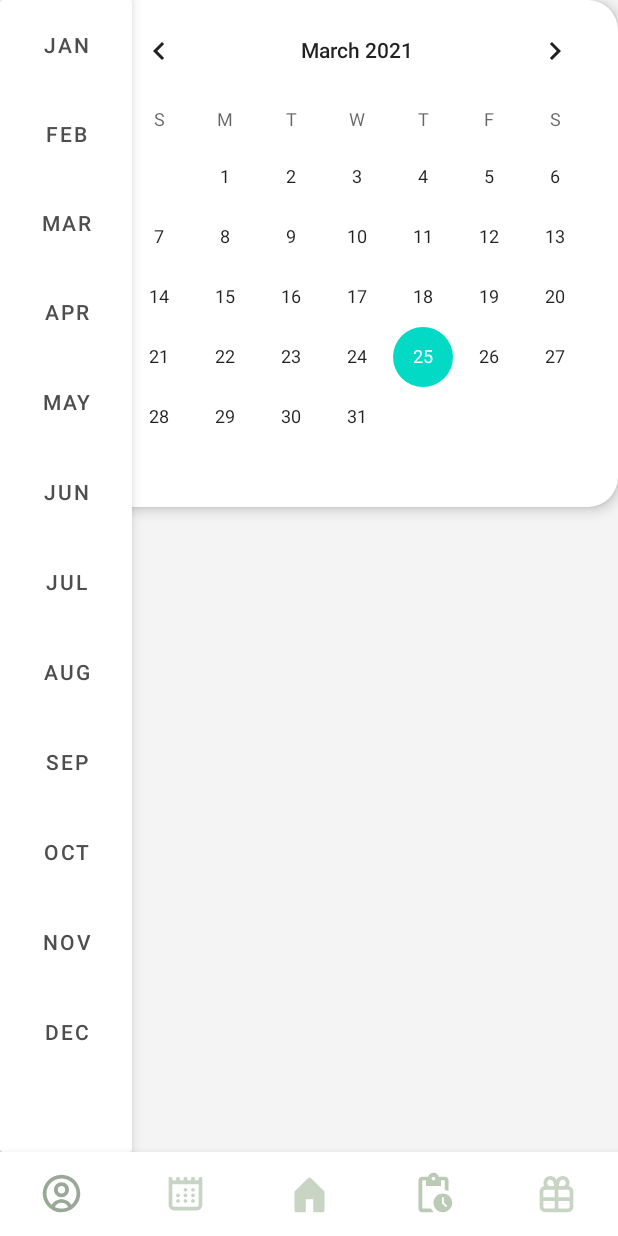
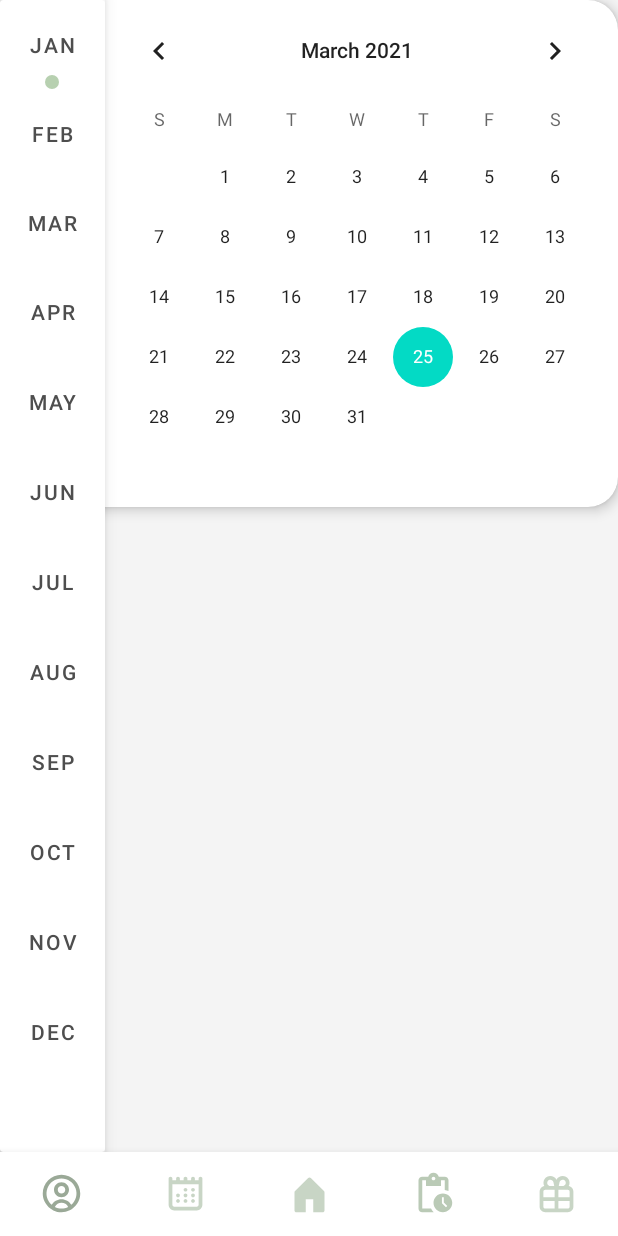
Before and after one commit to zjayee/Study-Farm, an Android app: the layout activity_calendar.xml on its own in the app's theme, with its tools: preview values and no code run, on a phone screen of 412 x 824 dp. Run offline under Robolectric (Android 15) with nearby library versions, the phone set to English and light mode, and no system bars.

Commit message:
added calendar radio buttons

```diff
--- a/app/src/main/res/drawable/calendar_button.xml
+++ b/app/src/main/res/drawable/calendar_button.xml
@@ -4,7 +4,7 @@
         android:drawable="@drawable/calendardot" /> <!-- pressed -->
     <item android:state_focused="true"
         android:drawable="@drawable/calendardot" /> <!-- focused -->
-    <item android:state_selected="true"
+    <item android:state_checked="true"
         android:drawable="@drawable/calendardot"
         />
     <item android:drawable="@drawable/transparent" /> <!-- default -->
--- /dev/null
+++ b/app/src/main/res/drawable/calendardot.xml
@@ -0,0 +1,9 @@
+<vector xmlns:android="http://schemas.android.com/apk/res/android"
+    android:width="9dp"
+    android:height="9dp"
+    android:viewportWidth="9"
+    android:viewportHeight="9">
+  <path
+      android:pathData="M4.5,4.5m-4.5,0a4.5,4.5 0,1 1,9 0a4.5,4.5 0,1 1,-9 0"
+      android:fillColor="#B7D0B0"/>
+</vector>
--- a/app/src/main/res/layout/activity_calendar.xml
+++ b/app/src/main/res/layout/activity_calendar.xml
@@ -21,13 +21,138 @@
 
 <androidx.cardview.widget.CardView
     android:id="@+id/monthsCard"
-    android:layout_width="wrap_content"
+    android:layout_width="70dp"
     android:layout_height="0dp"
     app:layout_constraintLeft_toLeftOf="parent"
     app:cardElevation="7dp"
     app:layout_constraintBottom_toTopOf="@id/bottomMenu"
     app:layout_constraintTop_toTopOf="parent"
     >
+
+    <LinearLayout
+        android:layout_width="match_parent"
+        android:layout_height="match_parent"
+        android:orientation="vertical"
+        android:paddingBottom="25dp"
+        android:paddingTop="25dp"
+
+        >
+    <RadioGroup
+        android:layout_width="match_parent"
+        android:layout_height="match_parent"
+        android:paddingLeft="30dp"
+        >
+        <RadioButton
+            android:id="@+id/januaryButton"
+            android:layout_width="wrap_content"
+            android:layout_height="0dp"
+            android:layout_weight="1"
+            android:button="@drawable/calendar_button"
+            android:buttonTint="@color/highlightcolour"
+            android:checked="true"
+            />
+        <RadioButton
+            android:id="@+id/febuaryButton"
+            android:layout_width="wrap_content"
+            android:layout_height="0dp"
+            android:layout_weight="1"
+            android:button="@drawable/calendar_button"
+            android:buttonTint="@color/highlightcolour"
+            />
+        <RadioButton
+            android:id="@+id/marchButton"
+            android:layout_width="wrap_content"
+            android:layout_height="0dp"
+            android:layout_weight="1"
+            android:button="@drawable/calendar_button"
+            android:buttonTint="@color/highlightcolour"
+
+            />
+        <RadioButton
+            android:id="@+id/aprilButton"
+            android:layout_width="wrap_content"
+            android:layout_height="0dp"
+            android:layout_weight="1"
+            android:button="@drawable/calendar_button"
+            android:buttonTint="@color/highlightcolour"
+
+            />
+        <RadioButton
+            android:id="@+id/mayButton"
+            android:layout_width="wrap_content"
+            android:layout_height="0dp"
+            android:layout_weight="1"
+            android:button="@drawable/calendar_button"
+            android:buttonTint="@color/highlightcolour"
+
+            />
+        <RadioButton
+            android:id="@+id/juneButton"
+            android:layout_width="wrap_content"
+            android:layout_height="0dp"
+            android:layout_weight="1"
+            android:button="@drawable/calendar_button"
+            android:buttonTint="@color/highlightcolour"
+
+            />
+        <RadioButton
+            android:id="@+id/julyButton"
+            android:layout_width="wrap_content"
+            android:layout_height="0dp"
+            android:layout_weight="1"
+            android:button="@drawable/calendar_button"
+            android:buttonTint="@color/highlightcolour"
+
+            />
+        <RadioButton
+            android:id="@+id/augustButton"
+            android:layout_width="wrap_content"
+            android:layout_height="0dp"
+            android:layout_weight="1"
+            android:button="@drawable/calendar_button"
+
+            />
+        <RadioButton
+            android:id="@+id/septemberButton"
+            android:layout_width="wrap_content"
+            android:layout_height="0dp"
+            android:layout_weight="1"
+            android:button="@drawable/calendar_button"
+            android:buttonTint="@color/highlightcolour"
+
+            />
+        <RadioButton
+            android:id="@+id/octoberButton"
+            android:layout_width="wrap_content"
+            android:layout_height="0dp"
+            android:layout_weight="1"
+            android:button="@drawable/calendar_button"
+            android:buttonTint="@color/highlightcolour"
+
+            />
+        <RadioButton
+            android:id="@+id/novemberButton"
+            android:layout_width="wrap_content"
+            android:layout_height="0dp"
+            android:layout_weight="1"
+            android:button="@drawable/calendar_button"
+            android:buttonTint="@color/highlightcolour"
+
+            />
+        <RadioButton
+            android:id="@+id/decemberButton"
+            android:layout_width="wrap_content"
+            android:layout_height="0dp"
+            android:layout_weight="1"
+            android:button="@drawable/calendar_button"
+            android:buttonTint="@color/highlightcolour"
+
+            />
+
+
+
+    </RadioGroup>
+</LinearLayout>
     <LinearLayout
         android:layout_width="wrap_content"
         android:layout_height="match_parent"
@@ -36,7 +161,7 @@
         >
 
         <Button
-            android:id="@+id/januaryButton"
+            android:id="@+id/january"
             android:layout_width="wrap_content"
             android:layout_height="0dp"
             android:layout_weight="1"
@@ -46,7 +171,7 @@
             />
 
         <Button
-            android:id="@+id/febuaryButton"
+            android:id="@+id/febuary"
             android:layout_width="wrap_content"
             android:layout_height="0dp"
             android:layout_weight="1"
@@ -56,7 +181,7 @@
             />
 
         <Button
-            android:id="@+id/marchButton"
+            android:id="@+id/march"
             android:layout_width="wrap_content"
             android:layout_height="0dp"
             android:layout_weight="1"
@@ -66,7 +191,7 @@
             />
 
         <Button
-            android:id="@+id/aprilButton"
+            android:id="@+id/april"
             android:layout_width="wrap_content"
             android:layout_height="0dp"
             android:layout_weight="1"
@@ -76,7 +201,7 @@
             />
 
         <Button
-            android:id="@+id/mayButton"
+            android:id="@+id/may"
             android:layout_width="wrap_content"
             android:layout_height="0dp"
             android:layout_weight="1"
@@ -86,7 +211,7 @@
             />
 
         <Button
-            android:id="@+id/juneButton"
+            android:id="@+id/june"
             android:layout_width="wrap_content"
             android:layout_height="0dp"
             android:layout_weight="1"
@@ -96,7 +221,7 @@
             />
 
         <Button
-            android:id="@+id/julyButton"
+            android:id="@+id/july"
             android:layout_width="wrap_content"
             android:layout_height="0dp"
             android:layout_weight="1"
@@ -106,7 +231,7 @@
             />
 
         <Button
-            android:id="@+id/augustButton"
+            android:id="@+id/august"
             android:layout_width="wrap_content"
             android:layout_height="0dp"
             android:layout_weight="1"
@@ -116,7 +241,7 @@
             />
 
         <Button
-            android:id="@+id/septemberButton"
+            android:id="@+id/september"
             android:layout_width="wrap_content"
             android:layout_height="0dp"
             android:layout_weight="1"
@@ -126,7 +251,7 @@
             />
 
         <Button
-            android:id="@+id/octoberButton"
+            android:id="@+id/october"
             android:layout_width="wrap_content"
             android:layout_height="0dp"
             android:layout_weight="1"
@@ -135,7 +260,7 @@
             android:textColor="@color/textdark1"
             />
         <Button
-            android:id="@+id/novemberButton"
+            android:id="@+id/november"
             android:layout_width="wrap_content"
             android:layout_height="0dp"
             android:layout_weight="1"
@@ -145,7 +270,7 @@
             />
 
         <Button
-            android:id="@+id/decemberButton"
+            android:id="@+id/december"
             android:layout_width="wrap_content"
             android:layout_height="0dp"
             android:layout_weight="1"
@@ -166,12 +291,16 @@
         app:cardCornerRadius="20dp"
         app:cardElevation="5dp"
         >
+
+
     <CalendarView
         android:id="@+id/calendarView"
         android:layout_width="wrap_content"
         android:layout_height="wrap_content"
         android:layout_gravity="right"
-        app:layout_constraintTop_toTopOf="parent"/>
+        app:layout_constraintTop_toTopOf="parent"
+
+        />
 
    </androidx.cardview.widget.CardView>
 
--- /dev/null
+++ b/app/src/main/res/layout/calendar_task_widget.xml
@@ -0,0 +1,6 @@
+<?xml version="1.0" encoding="utf-8"?>
+<androidx.constraintlayout.widget.ConstraintLayout
+    xmlns:android="http://schemas.android.com/apk/res/android" android:layout_width="match_parent"
+    android:layout_height="match_parent">
+
+</androidx.constraintlayout.widget.ConstraintLayout>
--- a/app/src/main/res/values-night/themes.xml
+++ b/app/src/main/res/values-night/themes.xml
@@ -1,6 +1,6 @@
 <resources xmlns:tools="http://schemas.android.com/tools">
     <!-- Base application theme. -->
-    <style name="Theme.Innofuel" parent="Theme.MaterialComponents.DayNight.DarkActionBar">
+    <style name="Theme.Innofuel" parent="Theme.MaterialComponents.DayNight.NoActionBar">
         <!-- Primary brand color. -->
         <item name="colorPrimary">@color/purple_200</item>
         <item name="colorPrimaryVariant">@color/purple_700</item>
--- a/app/src/main/res/values/themes.xml
+++ b/app/src/main/res/values/themes.xml
@@ -1,6 +1,6 @@
 <resources xmlns:tools="http://schemas.android.com/tools">
     <!-- Base application theme. -->
-    <style name="Theme.Innofuel" parent="Theme.MaterialComponents.DayNight.DarkActionBar">
+    <style name="Theme.Innofuel" parent="Theme.MaterialComponents.DayNight.NoActionBar">
         <!-- Primary brand color. -->
         <item name="colorPrimary">@color/purple_500</item>
         <item name="colorPrimaryVariant">@color/purple_700</item>
```
Also changed, not shown: app/src/main/res/drawable-v24/calendardot.png (deleted). Lines whose indentation alone changed are shown as unchanged.
